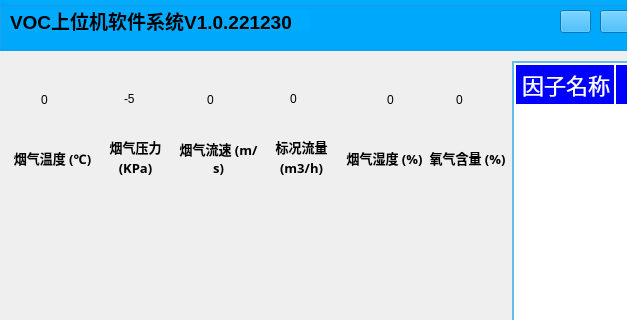
Old version of the form voc-gas/mainwindow.ui in the repository aa123Eason/workcode; both pictures show x 0 to 627 and y 0 to 320 of the 1024 by 768 pixel window.
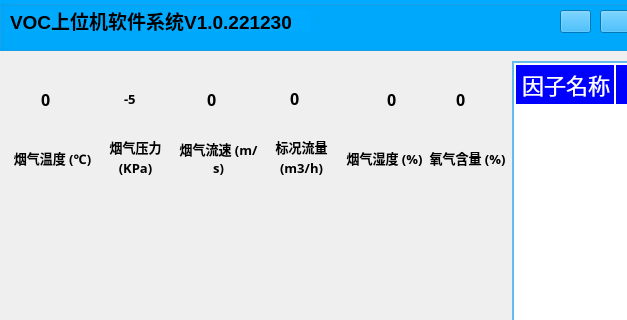
New version of the form. Icons and pictures are not drawn.

The edit to the form file:
```diff
--- a/voc-gas/mainwindow.ui
+++ b/voc-gas/mainwindow.ui
@@ -283,9 +283,23 @@
          </item>
          <item>
           <widget class="QLabel" name="label_12">
+           <property name="font">
+            <font>
+             <family>微软雅黑</family>
+             <pointsize>12</pointsize>
+             <weight>75</weight>
+             <bold>true</bold>
+            </font>
+           </property>
            <property name="text">
             <string>0</string>
            </property>
+           <property name="scaledContents">
+            <bool>true</bool>
+           </property>
+           <property name="wordWrap">
+            <bool>false</bool>
+           </property>
           </widget>
          </item>
         </layout>
@@ -338,9 +352,23 @@
          </item>
          <item>
           <widget class="QLabel" name="label_13">
+           <property name="font">
+            <font>
+             <family>微软雅黑</family>
+             <pointsize>10</pointsize>
+             <weight>75</weight>
+             <bold>true</bold>
+            </font>
+           </property>
            <property name="text">
             <string>-5</string>
            </property>
+           <property name="scaledContents">
+            <bool>true</bool>
+           </property>
+           <property name="wordWrap">
+            <bool>false</bool>
+           </property>
           </widget>
          </item>
         </layout>
@@ -393,9 +421,23 @@
          </item>
          <item>
           <widget class="QLabel" name="label_14">
+           <property name="font">
+            <font>
+             <family>微软雅黑</family>
+             <pointsize>12</pointsize>
+             <weight>75</weight>
+             <bold>true</bold>
+            </font>
+           </property>
            <property name="text">
             <string>0</string>
            </property>
+           <property name="scaledContents">
+            <bool>true</bool>
+           </property>
+           <property name="wordWrap">
+            <bool>false</bool>
+           </property>
           </widget>
          </item>
         </layout>
@@ -448,9 +490,23 @@
          </item>
          <item>
           <widget class="QLabel" name="label_15">
+           <property name="font">
+            <font>
+             <family>微软雅黑</family>
+             <pointsize>12</pointsize>
+             <weight>75</weight>
+             <bold>true</bold>
+            </font>
+           </property>
            <property name="text">
             <string>0</string>
            </property>
+           <property name="scaledContents">
+            <bool>true</bool>
+           </property>
+           <property name="wordWrap">
+            <bool>false</bool>
+           </property>
           </widget>
          </item>
         </layout>
@@ -521,9 +577,23 @@
          </item>
          <item>
           <widget class="QLabel" name="label_17">
+           <property name="font">
+            <font>
+             <family>微软雅黑</family>
+             <pointsize>12</pointsize>
+             <weight>75</weight>
+             <bold>true</bold>
+            </font>
+           </property>
            <property name="text">
             <string>0</string>
            </property>
+           <property name="scaledContents">
+            <bool>true</bool>
+           </property>
+           <property name="wordWrap">
+            <bool>false</bool>
+           </property>
           </widget>
          </item>
         </layout>
@@ -576,9 +646,23 @@
          </item>
          <item>
           <widget class="QLabel" name="label_20">
+           <property name="font">
+            <font>
+             <family>微软雅黑</family>
+             <pointsize>12</pointsize>
+             <weight>75</weight>
+             <bold>true</bold>
+            </font>
+           </property>
            <property name="text">
             <string>0</string>
            </property>
+           <property name="scaledContents">
+            <bool>true</bool>
+           </property>
+           <property name="wordWrap">
+            <bool>false</bool>
+           </property>
           </widget>
          </item>
         </layout>
```
Left out of the diff: 61 changed lines with no effect on the pictures.
